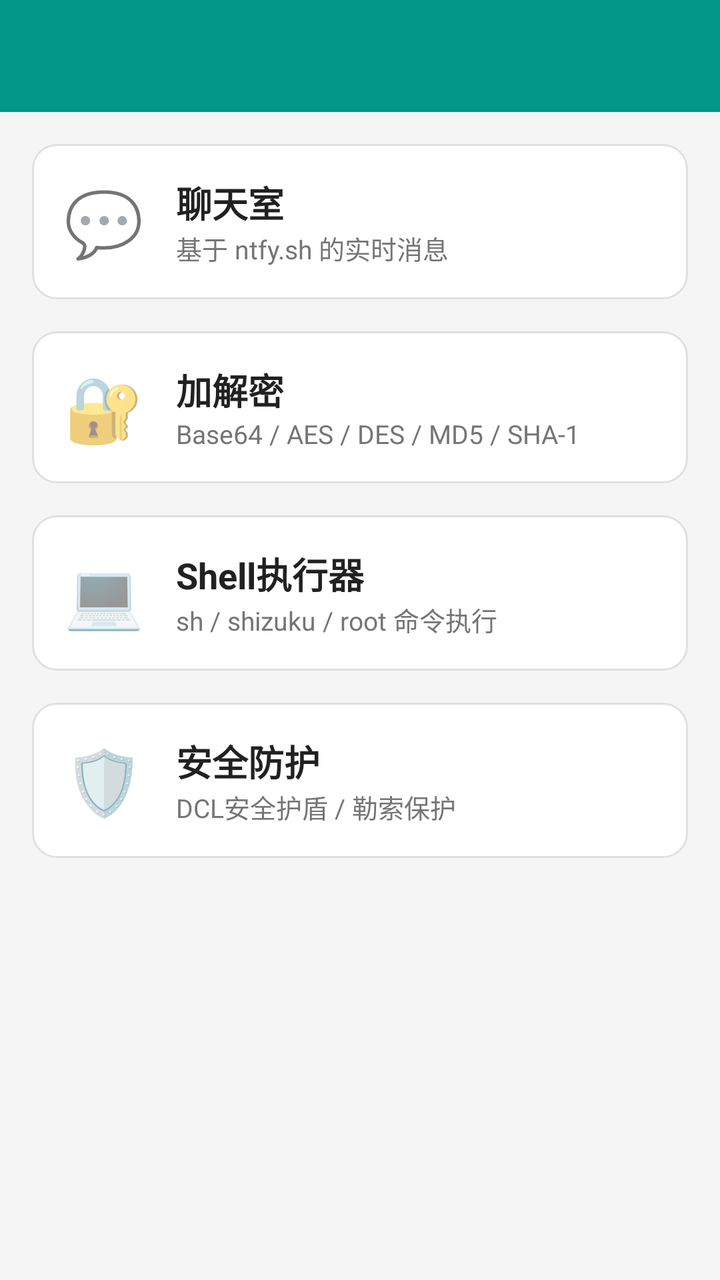
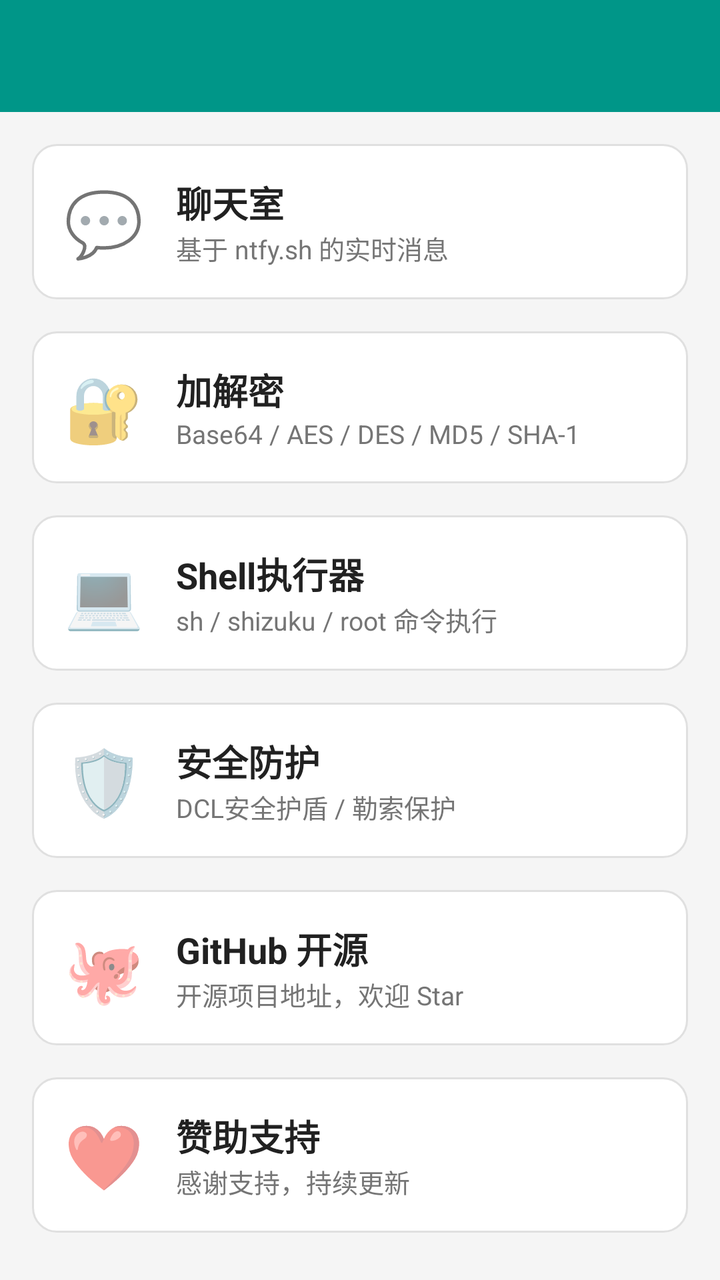

Compare the two renders of this Android layout. The source of the first and the diff that turns it into the second are given below.
<!-- AndroidManifest.xml: application theme AppTheme -->
<!-- res/layout/activity_main.xml -->
<?xml version="1.0" encoding="utf-8"?>
<LinearLayout xmlns:android="http://schemas.android.com/apk/res/android"
	xmlns:app="http://schemas.android.com/apk/res-auto"
	android:layout_width="match_parent"
	android:layout_height="match_parent"
	android:orientation="vertical"
	android:background="#F5F5F5">

	<com.google.android.material.appbar.AppBarLayout
		android:layout_width="match_parent"
		android:layout_height="wrap_content"
		android:theme="@style/ThemeOverlay.AppCompat.Dark.ActionBar">

		<androidx.appcompat.widget.Toolbar
			android:id="@+id/toolbar"
			android:layout_width="match_parent"
			android:layout_height="?attr/actionBarSize"
			android:title="工具箱"
			app:popupTheme="@style/ThemeOverlay.AppCompat.Light"/>

	</com.google.android.material.appbar.AppBarLayout>

	<LinearLayout
		android:layout_width="match_parent"
		android:layout_height="match_parent"
		android:orientation="vertical"
		android:padding="16dp">

		<LinearLayout
			android:id="@+id/card_chat"
			android:layout_width="match_parent"
			android:layout_height="wrap_content"
			android:orientation="horizontal"
			android:background="@drawable/card_bg"
			android:padding="16dp"
			android:clickable="true"
			android:focusable="true">

			<TextView
				android:layout_width="wrap_content"
				android:layout_height="wrap_content"
				android:text="💬"
				android:textSize="32sp"
				android:layout_gravity="center_vertical"/>

			<LinearLayout
				android:layout_width="match_parent"
				android:layout_height="wrap_content"
				android:orientation="vertical"
				android:layout_marginStart="16dp"
				android:layout_gravity="center_vertical">

				<TextView
					android:layout_width="wrap_content"
					android:layout_height="wrap_content"
					android:text="聊天室"
					android:textSize="18sp"
					android:textStyle="bold"
					android:textColor="#212121"/>

				<TextView
					android:layout_width="wrap_content"
					android:layout_height="wrap_content"
					android:text="基于 ntfy.sh 的实时消息"
					android:textSize="13sp"
					android:textColor="#757575"/>

			</LinearLayout>

		</LinearLayout>

		<LinearLayout
			android:id="@+id/card_crypto"
			android:layout_width="match_parent"
			android:layout_height="wrap_content"
			android:orientation="horizontal"
			android:background="@drawable/card_bg"
			android:padding="16dp"
			android:layout_marginTop="16dp"
			android:clickable="true"
			android:focusable="true">

			<TextView
				android:layout_width="wrap_content"
				android:layout_height="wrap_content"
				android:text="🔐"
				android:textSize="32sp"
				android:layout_gravity="center_vertical"/>

			<LinearLayout
				android:layout_width="match_parent"
				android:layout_height="wrap_content"
				android:orientation="vertical"
				android:layout_marginStart="16dp"
				android:layout_gravity="center_vertical">

				<TextView
					android:layout_width="wrap_content"
					android:layout_height="wrap_content"
					android:text="加解密"
					android:textSize="18sp"
					android:textStyle="bold"
					android:textColor="#212121"/>

				<TextView
					android:layout_width="wrap_content"
					android:layout_height="wrap_content"
					android:text="Base64 / AES / DES / MD5 / SHA-1"
					android:textSize="13sp"
					android:textColor="#757575"/>

			</LinearLayout>

		</LinearLayout>

		<LinearLayout
			android:id="@+id/card_shell"
			android:layout_width="match_parent"
			android:layout_height="wrap_content"
			android:orientation="horizontal"
			android:background="@drawable/card_bg"
			android:padding="16dp"
			android:layout_marginTop="16dp"
			android:clickable="true"
			android:focusable="true">

			<TextView
				android:layout_width="wrap_content"
				android:layout_height="wrap_content"
				android:text="💻"
				android:textSize="32sp"
				android:layout_gravity="center_vertical"/>

			<LinearLayout
				android:layout_width="match_parent"
				android:layout_height="wrap_content"
				android:orientation="vertical"
				android:layout_marginStart="16dp"
				android:layout_gravity="center_vertical">

				<TextView
					android:layout_width="wrap_content"
					android:layout_height="wrap_content"
					android:text="Shell执行器"
					android:textSize="18sp"
					android:textStyle="bold"
					android:textColor="#212121"/>

				<TextView
					android:layout_width="wrap_content"
					android:layout_height="wrap_content"
					android:text="sh / shizuku / root 命令执行"
					android:textSize="13sp"
					android:textColor="#757575"/>

			</LinearLayout>

		</LinearLayout>

		<LinearLayout
			android:id="@+id/card_security"
			android:layout_width="match_parent"
			android:layout_height="wrap_content"
			android:orientation="horizontal"
			android:background="@drawable/card_bg"
			android:padding="16dp"
			android:layout_marginTop="16dp"
			android:clickable="true"
			android:focusable="true">

			<TextView
				android:layout_width="wrap_content"
				android:layout_height="wrap_content"
				android:text="🛡️"
				android:textSize="32sp"
				android:layout_gravity="center_vertical"/>

			<LinearLayout
				android:layout_width="match_parent"
				android:layout_height="wrap_content"
				android:orientation="vertical"
				android:layout_marginStart="16dp"
				android:layout_gravity="center_vertical">

				<TextView
					android:layout_width="wrap_content"
					android:layout_height="wrap_content"
					android:text="安全防护"
					android:textSize="18sp"
					android:textStyle="bold"
					android:textColor="#212121"/>

				<TextView
					android:layout_width="wrap_content"
					android:layout_height="wrap_content"
					android:text="DCL安全护盾 / 勒索保护"
					android:textSize="13sp"
					android:textColor="#757575"/>

			</LinearLayout>

		</LinearLayout>

	</LinearLayout>

</LinearLayout>
<!-- resources referenced by this layout -->
<resources>
  <!-- drawable card_bg (drawable) -->
  <?xml version="1.0" encoding="utf-8"?>
  <shape xmlns:android="http://schemas.android.com/apk/res/android">
      <solid android:color="#FFFFFF"/>
      <corners android:radius="12dp"/>
      <stroke android:width="1dp" android:color="#E0E0E0"/>
  </shape>
  <style name="AppTheme" parent="Theme.AppCompat.Light.NoActionBar">
          
          <item name="colorPrimary">@color/colorPrimary</item>
          <item name="colorPrimaryDark">@color/colorPrimaryDark</item>
          <item name="colorAccent">@color/colorAccent</item>
      </style>
  <color name="colorPrimary">#009688</color>
  <color name="colorPrimaryDark">#00796B</color>
  <color name="colorAccent">#FF9800</color>
</resources>

<!-- the commit's change to res/layout/activity_main.xml (unified diff, before → after) -->
@@ -1,206 +1,294 @@
 <?xml version="1.0" encoding="utf-8"?>
 <LinearLayout xmlns:android="http://schemas.android.com/apk/res/android"
-	xmlns:app="http://schemas.android.com/apk/res-auto"
-	android:layout_width="match_parent"
-	android:layout_height="match_parent"
-	android:orientation="vertical"
-	android:background="#F5F5F5">
-
-	<com.google.android.material.appbar.AppBarLayout
-		android:layout_width="match_parent"
-		android:layout_height="wrap_content"
-		android:theme="@style/ThemeOverlay.AppCompat.Dark.ActionBar">
-
-		<androidx.appcompat.widget.Toolbar
-			android:id="@+id/toolbar"
-			android:layout_width="match_parent"
-			android:layout_height="?attr/actionBarSize"
-			android:title="工具箱"
-			app:popupTheme="@style/ThemeOverlay.AppCompat.Light"/>
-
-	</com.google.android.material.appbar.AppBarLayout>
-
-	<LinearLayout
-		android:layout_width="match_parent"
-		android:layout_height="match_parent"
-		android:orientation="vertical"
-		android:padding="16dp">
-
-		<LinearLayout
-			android:id="@+id/card_chat"
-			android:layout_width="match_parent"
-			android:layout_height="wrap_content"
-			android:orientation="horizontal"
-			android:background="@drawable/card_bg"
-			android:padding="16dp"
-			android:clickable="true"
-			android:focusable="true">
-
-			<TextView
-				android:layout_width="wrap_content"
-				android:layout_height="wrap_content"
-				android:text="💬"
-				android:textSize="32sp"
-				android:layout_gravity="center_vertical"/>
-
-			<LinearLayout
-				android:layout_width="match_parent"
-				android:layout_height="wrap_content"
-				android:orientation="vertical"
-				android:layout_marginStart="16dp"
-				android:layout_gravity="center_vertical">
-
-				<TextView
-					android:layout_width="wrap_content"
-					android:layout_height="wrap_content"
-					android:text="聊天室"
-					android:textSize="18sp"
-					android:textStyle="bold"
-					android:textColor="#212121"/>
-
-				<TextView
-					android:layout_width="wrap_content"
-					android:layout_height="wrap_content"
-					android:text="基于 ntfy.sh 的实时消息"
-					android:textSize="13sp"
-					android:textColor="#757575"/>
-
-			</LinearLayout>
-
-		</LinearLayout>
-
-		<LinearLayout
-			android:id="@+id/card_crypto"
-			android:layout_width="match_parent"
-			android:layout_height="wrap_content"
-			android:orientation="horizontal"
-			android:background="@drawable/card_bg"
-			android:padding="16dp"
-			android:layout_marginTop="16dp"
-			android:clickable="true"
-			android:focusable="true">
-
-			<TextView
-				android:layout_width="wrap_content"
-				android:layout_height="wrap_content"
-				android:text="🔐"
-				android:textSize="32sp"
-				android:layout_gravity="center_vertical"/>
-
-			<LinearLayout
-				android:layout_width="match_parent"
-				android:layout_height="wrap_content"
-				android:orientation="vertical"
-				android:layout_marginStart="16dp"
-				android:layout_gravity="center_vertical">
-
-				<TextView
-					android:layout_width="wrap_content"
-					android:layout_height="wrap_content"
-					android:text="加解密"
-					android:textSize="18sp"
-					android:textStyle="bold"
-					android:textColor="#212121"/>
-
-				<TextView
-					android:layout_width="wrap_content"
-					android:layout_height="wrap_content"
-					android:text="Base64 / AES / DES / MD5 / SHA-1"
-					android:textSize="13sp"
-					android:textColor="#757575"/>
-
-			</LinearLayout>
-
-		</LinearLayout>
-
-		<LinearLayout
-			android:id="@+id/card_shell"
-			android:layout_width="match_parent"
-			android:layout_height="wrap_content"
-			android:orientation="horizontal"
-			android:background="@drawable/card_bg"
-			android:padding="16dp"
-			android:layout_marginTop="16dp"
-			android:clickable="true"
-			android:focusable="true">
-
-			<TextView
-				android:layout_width="wrap_content"
-				android:layout_height="wrap_content"
-				android:text="💻"
-				android:textSize="32sp"
-				android:layout_gravity="center_vertical"/>
-
-			<LinearLayout
-				android:layout_width="match_parent"
-				android:layout_height="wrap_content"
-				android:orientation="vertical"
-				android:layout_marginStart="16dp"
-				android:layout_gravity="center_vertical">
-
-				<TextView
-					android:layout_width="wrap_content"
-					android:layout_height="wrap_content"
-					android:text="Shell执行器"
-					android:textSize="18sp"
-					android:textStyle="bold"
-					android:textColor="#212121"/>
-
-				<TextView
-					android:layout_width="wrap_content"
-					android:layout_height="wrap_content"
-					android:text="sh / shizuku / root 命令执行"
-					android:textSize="13sp"
-					android:textColor="#757575"/>
-
-			</LinearLayout>
-
-		</LinearLayout>
-
-		<LinearLayout
-			android:id="@+id/card_security"
-			android:layout_width="match_parent"
-			android:layout_height="wrap_content"
-			android:orientation="horizontal"
-			android:background="@drawable/card_bg"
-			android:padding="16dp"
-			android:layout_marginTop="16dp"
-			android:clickable="true"
-			android:focusable="true">
-
-			<TextView
-				android:layout_width="wrap_content"
-				android:layout_height="wrap_content"
-				android:text="🛡️"
-				android:textSize="32sp"
-				android:layout_gravity="center_vertical"/>
-
-			<LinearLayout
-				android:layout_width="match_parent"
-				android:layout_height="wrap_content"
-				android:orientation="vertical"
-				android:layout_marginStart="16dp"
-				android:layout_gravity="center_vertical">
-
-				<TextView
-					android:layout_width="wrap_content"
-					android:layout_height="wrap_content"
-					android:text="安全防护"
-					android:textSize="18sp"
-					android:textStyle="bold"
-					android:textColor="#212121"/>
-
-				<TextView
-					android:layout_width="wrap_content"
-					android:layout_height="wrap_content"
-					android:text="DCL安全护盾 / 勒索保护"
-					android:textSize="13sp"
-					android:textColor="#757575"/>
-
-			</LinearLayout>
-
-		</LinearLayout>
-
-	</LinearLayout>
+    xmlns:app="http://schemas.android.com/apk/res-auto"
+    android:layout_width="match_parent"
+    android:layout_height="match_parent"
+    android:orientation="vertical"
+    android:background="#F5F5F5">
+
+    <com.google.android.material.appbar.AppBarLayout
+        android:layout_width="match_parent"
+        android:layout_height="wrap_content"
+        android:theme="@style/ThemeOverlay.AppCompat.Dark.ActionBar">
+
+        <androidx.appcompat.widget.Toolbar
+            android:id="@+id/toolbar"
+            android:layout_width="match_parent"
+            android:layout_height="?attr/actionBarSize"
+            android:title="工具箱"
+            app:popupTheme="@style/ThemeOverlay.AppCompat.Light"/>
+
+    </com.google.android.material.appbar.AppBarLayout>
+
+    <LinearLayout
+        android:layout_width="match_parent"
+        android:layout_height="match_parent"
+        android:orientation="vertical"
+        android:padding="16dp">
+
+        <LinearLayout
+            android:id="@+id/card_chat"
+            android:layout_width="match_parent"
+            android:layout_height="wrap_content"
+            android:orientation="horizontal"
+            android:background="@drawable/card_bg"
+            android:padding="16dp"
+            android:clickable="true"
+            android:focusable="true">
+
+            <TextView
+                android:layout_width="wrap_content"
+                android:layout_height="wrap_content"
+                android:text="💬"
+                android:textSize="32sp"
+                android:layout_gravity="center_vertical"/>
+
+            <LinearLayout
+                android:layout_width="match_parent"
+                android:layout_height="wrap_content"
+                android:orientation="vertical"
+                android:layout_marginStart="16dp"
+                android:layout_gravity="center_vertical">
+
+                <TextView
+                    android:layout_width="wrap_content"
+                    android:layout_height="wrap_content"
+                    android:text="聊天室"
+                    android:textSize="18sp"
+                    android:textStyle="bold"
+                    android:textColor="#212121"/>
+
+                <TextView
+                    android:layout_width="wrap_content"
+                    android:layout_height="wrap_content"
+                    android:text="基于 ntfy.sh 的实时消息"
+                    android:textSize="13sp"
+                    android:textColor="#757575"/>
+
+            </LinearLayout>
+
+        </LinearLayout>
+
+        <LinearLayout
+            android:id="@+id/card_crypto"
+            android:layout_width="match_parent"
+            android:layout_height="wrap_content"
+            android:orientation="horizontal"
+            android:background="@drawable/card_bg"
+            android:padding="16dp"
+            android:layout_marginTop="16dp"
+            android:clickable="true"
+            android:focusable="true">
+
+            <TextView
+                android:layout_width="wrap_content"
+                android:layout_height="wrap_content"
+                android:text="🔐"
+                android:textSize="32sp"
+                android:layout_gravity="center_vertical"/>
+
+            <LinearLayout
+                android:layout_width="match_parent"
+                android:layout_height="wrap_content"
+                android:orientation="vertical"
+                android:layout_marginStart="16dp"
+                android:layout_gravity="center_vertical">
+
+                <TextView
+                    android:layout_width="wrap_content"
+                    android:layout_height="wrap_content"
+                    android:text="加解密"
+                    android:textSize="18sp"
+                    android:textStyle="bold"
+                    android:textColor="#212121"/>
+
+                <TextView
+                    android:layout_width="wrap_content"
+                    android:layout_height="wrap_content"
+                    android:text="Base64 / AES / DES / MD5 / SHA-1"
+                    android:textSize="13sp"
+                    android:textColor="#757575"/>
+
+            </LinearLayout>
+
+        </LinearLayout>
+
+        <LinearLayout
+            android:id="@+id/card_shell"
+            android:layout_width="match_parent"
+            android:layout_height="wrap_content"
+            android:orientation="horizontal"
+            android:background="@drawable/card_bg"
+            android:padding="16dp"
+            android:layout_marginTop="16dp"
+            android:clickable="true"
+            android:focusable="true">
+
+            <TextView
+                android:layout_width="wrap_content"
+                android:layout_height="wrap_content"
+                android:text="💻"
+                android:textSize="32sp"
+                android:layout_gravity="center_vertical"/>
+
+            <LinearLayout
+                android:layout_width="match_parent"
+                android:layout_height="wrap_content"
+                android:orientation="vertical"
+                android:layout_marginStart="16dp"
+                android:layout_gravity="center_vertical">
+
+                <TextView
+                    android:layout_width="wrap_content"
+                    android:layout_height="wrap_content"
+                    android:text="Shell执行器"
+                    android:textSize="18sp"
+                    android:textStyle="bold"
+                    android:textColor="#212121"/>
+
+                <TextView
+                    android:layout_width="wrap_content"
+                    android:layout_height="wrap_content"
+                    android:text="sh / shizuku / root 命令执行"
+                    android:textSize="13sp"
+                    android:textColor="#757575"/>
+
+            </LinearLayout>
+
+        </LinearLayout>
+
+        <LinearLayout
+            android:id="@+id/card_security"
+            android:layout_width="match_parent"
+            android:layout_height="wrap_content"
+            android:orientation="horizontal"
+            android:background="@drawable/card_bg"
+            android:padding="16dp"
+            android:layout_marginTop="16dp"
+            android:clickable="true"
+            android:focusable="true">
+
+            <TextView
+                android:layout_width="wrap_content"
+                android:layout_height="wrap_content"
+                android:text="🛡️"
+                android:textSize="32sp"
+                android:layout_gravity="center_vertical"/>
+
+            <LinearLayout
+                android:layout_width="match_parent"
+                android:layout_height="wrap_content"
+                android:orientation="vertical"
+                android:layout_marginStart="16dp"
+                android:layout_gravity="center_vertical">
+
+                <TextView
+                    android:layout_width="wrap_content"
+                    android:layout_height="wrap_content"
+                    android:text="安全防护"
+                    android:textSize="18sp"
+                    android:textStyle="bold"
+                    android:textColor="#212121"/>
+
+                <TextView
+                    android:layout_width="wrap_content"
+                    android:layout_height="wrap_content"
+                    android:text="DCL安全护盾 / 勒索保护"
+                    android:textSize="13sp"
+                    android:textColor="#757575"/>
+
+            </LinearLayout>
+
+        </LinearLayout>
+
+        <LinearLayout
+            android:id="@+id/card_github"
+            android:layout_width="match_parent"
+            android:layout_height="wrap_content"
+            android:orientation="horizontal"
+            android:background="@drawable/card_bg"
+            android:padding="16dp"
+            android:layout_marginTop="16dp"
+            android:clickable="true"
+            android:focusable="true">
+
+            <TextView
+                android:layout_width="wrap_content"
+                android:layout_height="wrap_content"
+                android:text="🐙"
+                android:textSize="32sp"
+                android:layout_gravity="center_vertical"/>
+
+            <LinearLayout
+                android:layout_width="match_parent"
+                android:layout_height="wrap_content"
+                android:orientation="vertical"
+                android:layout_marginStart="16dp"
+                android:layout_gravity="center_vertical">
+
+                <TextView
+                    android:layout_width="wrap_content"
+                    android:layout_height="wrap_content"
+                    android:text="GitHub 开源"
+                    android:textSize="18sp"
+                    android:textStyle="bold"
+                    android:textColor="#212121"/>
+
+                <TextView
+                    android:layout_width="wrap_content"
+                    android:layout_height="wrap_content"
+                    android:text="开源项目地址，欢迎 Star"
+                    android:textSize="13sp"
+                    android:textColor="#757575"/>
+
+            </LinearLayout>
+
+        </LinearLayout>
+
+        <LinearLayout
+            android:id="@+id/card_sponsor"
+            android:layout_width="match_parent"
+            android:layout_height="wrap_content"
+            android:orientation="horizontal"
+            android:background="@drawable/card_bg"
+            android:padding="16dp"
+            android:layout_marginTop="16dp"
+            android:clickable="true"
+            android:focusable="true">
+
+            <TextView
+                android:layout_width="wrap_content"
+                android:layout_height="wrap_content"
+                android:text="❤️"
+                android:textSize="32sp"
+                android:layout_gravity="center_vertical"/>
+
+            <LinearLayout
+                android:layout_width="match_parent"
+                android:layout_height="wrap_content"
+                android:orientation="vertical"
+                android:layout_marginStart="16dp"
+                android:layout_gravity="center_vertical">
+
+                <TextView
+                    android:layout_width="wrap_content"
+                    android:layout_height="wrap_content"
+                    android:text="赞助支持"
+                    android:textSize="18sp"
+                    android:textStyle="bold"
+                    android:textColor="#212121"/>
+
+                <TextView
+                    android:layout_width="wrap_content"
+                    android:layout_height="wrap_content"
+                    android:text="感谢支持，持续更新"
+                    android:textSize="13sp"
+                    android:textColor="#757575"/>
+
+            </LinearLayout>
+
+        </LinearLayout>
+
+    </LinearLayout>
 
 </LinearLayout>
